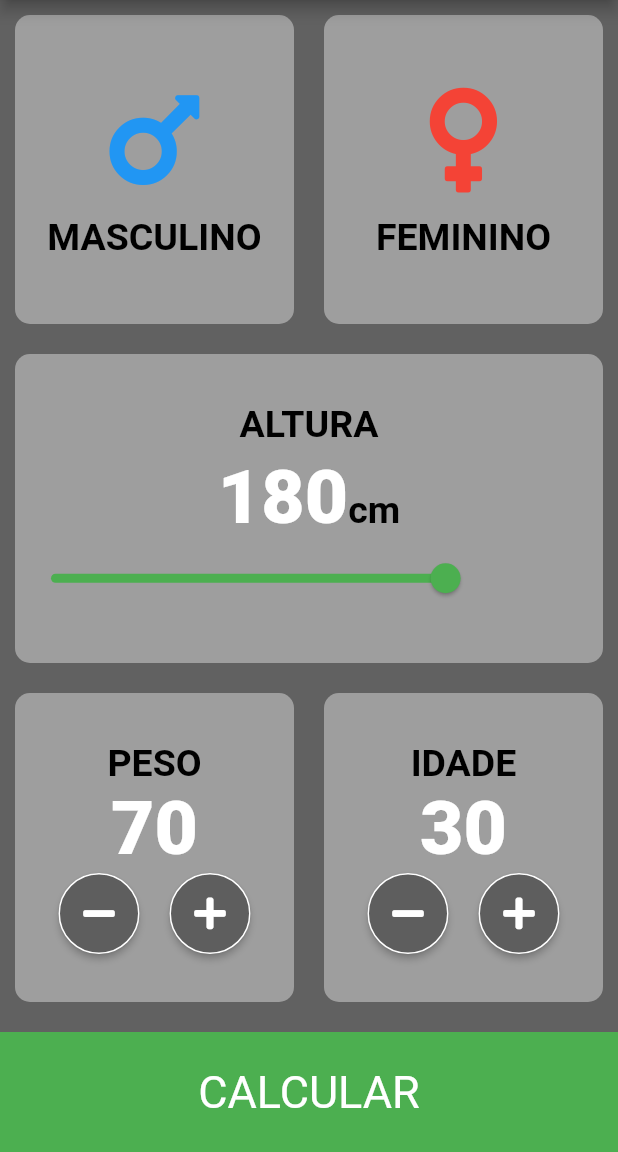
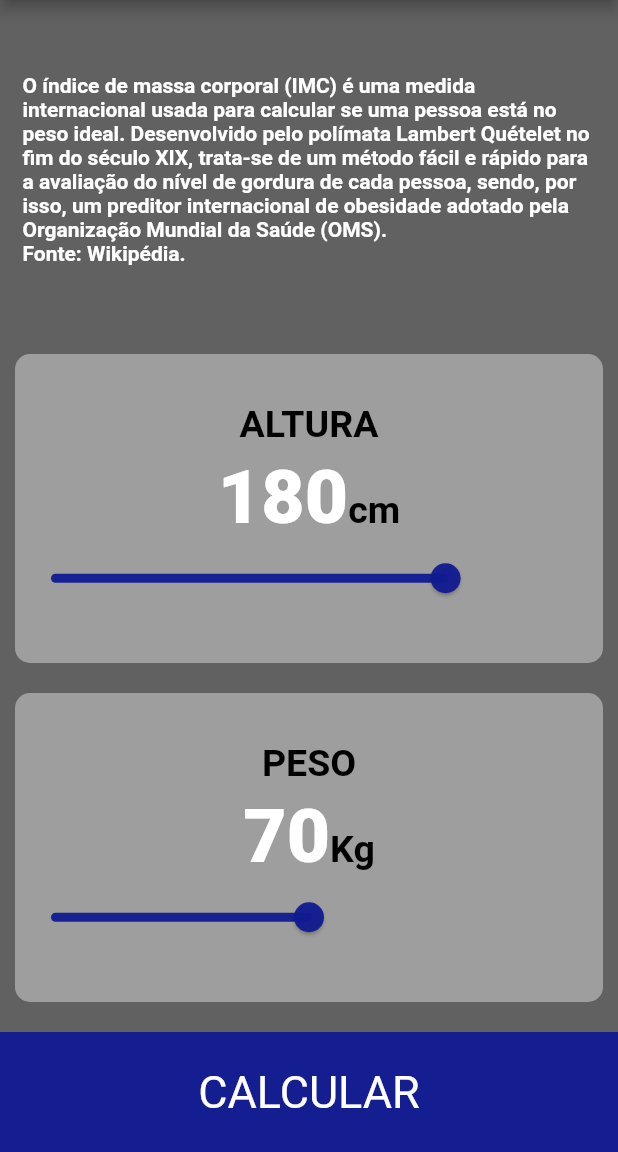
Before and after one commit to marleilson/calculadora, a Flutter app: the screen it shows after launch, on a phone screen of 412 x 824 dp, the part 84-1236 px from its top. Run offline on Flutter 3.47's test engine with Material 2 defaults, Android fonts, the phone set to English and light mode, and no system bars.

Commit message:
Finalização do projeto

```diff
--- /dev/null
+++ b/lib/calculos.dart
@@ -0,0 +1,40 @@
+import 'dart:math';
+
+//BASE DE CALCULOS IMC
+class CalculadoraIMC {
+  CalculadoraIMC({required this.altura, required this.peso});
+
+  final int altura;
+  final int peso;
+  double _imc = 0.0;
+
+  //valor IMC
+  String calcularIMC(){
+    _imc = peso / pow(altura / 100, 2);
+    return _imc.toStringAsFixed(1);
+  }
+//situação
+  String obterResultado(){
+    if (_imc >= 25.0){
+      return 'Acima do peso';
+    }else if (_imc > 18.5){
+      return 'Normal';
+    }else{
+      return 'Abaixo do peso';
+    }
+
+  }
+//orientações IMC
+  String obterInterpretacao(){
+    if (_imc >= 25.0){
+      return 'Caminhe, corra, mova-se!';
+    }else if (_imc > 18.5){
+      return 'Está normal, mas não vacila!';
+    }else{
+      return 'Bora comer né? Mas de forma saldavél!';
+    }
+
+  }
+
+
+}
--- a/lib/constantes.dart
+++ b/lib/constantes.dart
@@ -1,21 +1,39 @@
 import 'package:flutter/material.dart';
 
-const corAtivaCartaoPadrao = Colors.green;
-const corInativaCartaoPadrao = Color(0xFF9E9E9E);
-const corDosBotoes = Color(0xFF5E5E5E);
-const barrainferior = 80.0;
-const corBarrainferior = Colors.green;
-const corDoSexoMas = Colors.blue;
-const corDoSexoFem = Colors.red;
+const KcorAtivaCartaoPadrao = Color(0xFF3111b92);
+const KcorInativaCartaoPadrao = Color(0xFF9E9E9E);
+const KcorDosBotoes = Color(0xFF5E5E5E);
+const Kbarrainferior = 80.0;
+const KcorBarrainferior = Color(0xFF3111b92);
+const KcorDoSexoMas = Colors.blue;
+const KcorDoSexoFem = Colors.red;
 
 
 //estilo do componentes em branco como icons, numeros
-const styleDoTexto = TextStyle(
+const KstyleDoTexto = TextStyle(
     fontSize: 50.0,
     fontWeight: FontWeight.w900);
 
 //estilo das descrições: ALTURA, PESO, IDADE, SEXO
-const styleDaDescricao = TextStyle(
+const KstyleDaDescricao = TextStyle(
     fontSize: 25.0,
     color: Colors.black,
     fontWeight: FontWeight.w700);
+
+const KResultadoCor = TextStyle(
+  color: Colors.white,
+  fontSize: 40.0,
+  fontWeight: FontWeight.w700,
+);
+
+const KIMCCor = TextStyle(
+    color: Color(0xFF3111b92),
+    fontSize: 80.0,
+    fontWeight: FontWeight.w700,
+);
+
+const KInformacoesCor = TextStyle(
+    color: Colors.white,
+    fontSize: 20.0,
+
+);
--- a/lib/filhocartao.dart
+++ b/lib/filhocartao.dart
@@ -1,7 +1,5 @@
 import 'package:calculadora/cartaopadrao.dart';
-import 'package:calculadora/tela_principal.dart';
 import 'package:flutter/material.dart';
-import 'package:font_awesome_flutter/font_awesome_flutter.dart';
 
 class filhocartao extends StatelessWidget {
   filhocartao({required this.descricao, required this.icon, required this.corMeF, required this.corDoSexo});
--- a/lib/tela_principal.dart
+++ b/lib/tela_principal.dart
@@ -1,9 +1,9 @@
-import 'package:calculadora/filhocartao.dart';
+import 'package:calculadora/telaDeCalculo.dart';
 import 'package:flutter/material.dart';
 import 'cartaopadrao.dart';
-import 'package:font_awesome_flutter/font_awesome_flutter.dart';
 import 'package:calculadora/constantes.dart';
-import 'package:calculadora/botaoPersonalizado.dart';
+import 'package:flutter/src/widgets/navigator.dart';
+import 'package:calculadora/calculos.dart';
 
 
 enum CorSexo {
@@ -23,8 +23,6 @@ class _TelaprincipalState extends State<Telaprincipal> {
   CorSexo? sexoSelecionado;
   int altura = 180;
   int peso = 70;
-  int idade = 30;
-
 
   @override
   Widget build(BuildContext context) {
@@ -40,44 +38,21 @@ class _TelaprincipalState extends State<Telaprincipal> {
       body: Column(
         children: [
           Expanded(
-
-              child: Row(
-                children: [
-                  Expanded(
-                    child: GestureDetector(
-                      onTap: () {
-                        setState(() {
-                          sexoSelecionado = CorSexo.Masculino;
-                        });
-                      },
-                      child: filhocartao(
-                        corMeF: sexoSelecionado == CorSexo.Masculino
-                            ? corAtivaCartaoPadrao
-                            : corInativaCartaoPadrao,
-                        descricao: 'MASCULINO',
-                        icon: FontAwesomeIcons.mars,
-                        corDoSexo: corDoSexoMas,
-                      ),
-                    ),
-                  ),
-                  Expanded(
-                    child: GestureDetector(
-                      onTap: () {
-                        setState(() {
-                          sexoSelecionado = CorSexo.Feminino;
-                        });
-                      },
-                      child: filhocartao(
-                        corMeF: sexoSelecionado == CorSexo.Feminino
-                            ? corAtivaCartaoPadrao
-                            : corInativaCartaoPadrao,
-                        descricao: 'FEMININO',
-                        icon: FontAwesomeIcons.venus,
-                        corDoSexo: corDoSexoFem,
-                      ),
-                    ),
+            flex: 1,
+            child: Container(
+              padding: EdgeInsets.all(15.0),
+              child: Column(
+                mainAxisAlignment: MainAxisAlignment.spaceAround,
+                children: const [
+                  Text(
+                    'O índice de massa corporal (IMC) é uma medida internacional usada para calcular se uma pessoa está no peso ideal.'
+                        ' Desenvolvido pelo polímata Lambert Quételet no fim do século XIX, trata-se de um método fácil e rápido para a avaliação do nível de gordura de cada pessoa, sendo, por isso, um preditor internacional de obesidade adotado pela Organização Mundial da Saúde (OMS).'
+                        '\nFonte: Wikipédia.',
+                    style: TextStyle(fontWeight: FontWeight.bold),
                   ),
                 ],
+              ),
+
             ),
           ),
           Expanded(
@@ -87,11 +62,11 @@ class _TelaprincipalState extends State<Telaprincipal> {
                   child: CartaoPadrao(
                     filhoCartao: Column(
                       mainAxisAlignment: MainAxisAlignment.center,
-                      children:[
-                        Text('ALTURA',
-                        style: styleDaDescricao,
+                      children: [
+                        const Text('ALTURA',
+                          style: KstyleDaDescricao,
                         ),
-                        SizedBox(
+                        const SizedBox(
                           height: 5,
                         ),
                         Row(
@@ -100,17 +75,17 @@ class _TelaprincipalState extends State<Telaprincipal> {
                           textBaseline: TextBaseline.alphabetic,
                           children: [
                             Text(altura.toString(),
-                                style:styleDoTexto,
+                              style: KstyleDoTexto,
                             ),
-                            Text('cm',
-                              style: styleDaDescricao,
+                            const Text('cm',
+                              style: KstyleDaDescricao,
                             )
                             //Text(data),
                           ],
                         ),
                         Slider(
-                          activeColor: corAtivaCartaoPadrao,
-                          inactiveColor: corInativaCartaoPadrao,
+                          activeColor: KcorAtivaCartaoPadrao,
+                          inactiveColor: KcorInativaCartaoPadrao,
                           onChanged: (double novoValorAltura) {
                             setState(() {
                               altura = novoValorAltura.round();
@@ -122,7 +97,7 @@ class _TelaprincipalState extends State<Telaprincipal> {
                         ),
                       ],
                     ),
-                    cor: corInativaCartaoPadrao,
+                    cor: KcorInativaCartaoPadrao,
                   ),
                 ),
               ],
@@ -130,138 +105,82 @@ class _TelaprincipalState extends State<Telaprincipal> {
           ),
           Expanded(
             child: Row(
-                children: [
-                  Expanded(
+              children: [Expanded(
                 child: CartaoPadrao(
-                      cor: corInativaCartaoPadrao,
                   filhoCartao: Column(
                     mainAxisAlignment: MainAxisAlignment.center,
                     children: [
-                          Text('PESO',
-                          style: styleDaDescricao,
+                      const Text('PESO',
+                        style: KstyleDaDescricao,
                       ),
-                          Text(peso.toString(),
-                          style: styleDoTexto,
+                      const SizedBox(
+                        height: 5,
                       ),
                       Row(
-                            crossAxisAlignment: CrossAxisAlignment.center,
                         mainAxisAlignment: MainAxisAlignment.center,
+                        crossAxisAlignment: CrossAxisAlignment.baseline,
+                        textBaseline: TextBaseline.alphabetic,
                         children: [
-                              ElevatedButton(
-                                style: ElevatedButton.styleFrom(
-                               backgroundColor: corDosBotoes,
-                               shape: CircleBorder(),
-                               padding: EdgeInsets.all(15),
-                               side: BorderSide(color: Colors.white)
+                          Text(peso.toString(),
+                            style: KstyleDoTexto,
                           ),
-                                onPressed: () {
+                          const Text('Kg',
+                            style: KstyleDaDescricao,
+                          )
+                          //Text(data),
+                        ],
+                      ),
+                      Slider(
+                        activeColor: KcorAtivaCartaoPadrao,
+                        inactiveColor: KcorInativaCartaoPadrao,
+                        onChanged: (double novoValorPeso) {
                           setState(() {
-                                    peso--;
+                            peso = novoValorPeso.round();
                           });
                         },
-                              child: Icon(FontAwesomeIcons.minus
-                                ,
-                              ),
-                              ),
-                              SizedBox(
-                                width: 10,
-                              ),
-                              ElevatedButton(
-                                style: ElevatedButton.styleFrom(
-                                  backgroundColor: corDosBotoes,
-                                  shape: CircleBorder(),
-                                  padding: EdgeInsets.all(15),
-                                  side: BorderSide(color: Colors.white)
-                                ),
-                                onPressed: () {
-                                  setState(() {
-                                    peso++;
-                                  });
-                                },
-                                child: Icon(FontAwesomeIcons.plus
-                                  ,
-                                ),
+                        value: peso.toDouble(),
+                        min: 0.0,
+                        max: 140.0,
                       ),
                     ],
                   ),
-                        ],
-                      ),
-                    ),
-                  ),
-                  Expanded(
-                    child: CartaoPadrao(
-                      cor: corInativaCartaoPadrao,
-                      filhoCartao: Column(
-                        mainAxisAlignment: MainAxisAlignment.center,
-                        children: [
-                          Text('IDADE',
-                            style: styleDaDescricao,
-                          ),
-                          Text(idade.toString(),
-                            style: styleDoTexto,
-                          ),
-                          Row(
-                            crossAxisAlignment: CrossAxisAlignment.center,
-                            mainAxisAlignment: MainAxisAlignment.center,
-                            children: [
-                              ElevatedButton(
-                                style: ElevatedButton.styleFrom(
-                                  backgroundColor: corDosBotoes,
-                                  shape: CircleBorder(),
-                                  padding: EdgeInsets.all(15),
-                                  side: BorderSide(color: Colors.white)
-                                ),
-                                onPressed: () {
-                                  setState(() {
-                                    idade--;
-                                  });
-                                },
-                                child: Icon(FontAwesomeIcons.minus
-                                  ,
-                                ),
-                              ),
-                              const SizedBox(
-                                width: 10,
-                              ),
-                              ElevatedButton(
-                                style: ElevatedButton.styleFrom(
-                                  backgroundColor: corDosBotoes,
-                                  shape: CircleBorder(),
-                                  padding: EdgeInsets.all(15),
-                                  side: BorderSide(color: Colors.white)
-                                ),
-                                onPressed: () {
-                                  setState(() {
-                                    idade++;
-                                  });
-                                },
-                                child: Icon(FontAwesomeIcons.plus
-                                  ,
-                                ),
-                              ),
-                            ],
-                          ),
-                        ],
-                      ),
+                  cor: KcorInativaCartaoPadrao,
                 ),
               ),
               ],
             ),
           ),
-            Container(
+          GestureDetector(
+            onTap: () {
+
+              CalculadoraIMC calc = new CalculadoraIMC(altura: altura, peso: peso);
+
+              Navigator.push(context, MaterialPageRoute(builder: (context)
+              => new TelaDeResultado(
+                valorIMC: calc.calcularIMC(),
+                situacaoIMC: calc.obterResultado(),
+                orientacaoIMC: calc.obterInterpretacao(),
+
+              ),
+              ),
+              );
+            },
+            child: Container(
               alignment: Alignment.center,
               margin: EdgeInsets.only(top: 10),
-              color: corBarrainferior,
+              color: KcorBarrainferior,
               width: double.infinity,
-              height: barrainferior,
-              child: Text(
-                'CALCULAR',
+              height: Kbarrainferior,
+              child: Text('CALCULAR',
+
                 style: TextStyle(
                   fontSize: 30,
                 ),
               ),
             ),
+          )
         ],
-        ));
+      ),
+    );
   }
 }
```
Also changed, not shown: lib/telaDeCalculo.dart (added, +76 -0 lines). Lines whose indentation alone changed are shown as unchanged.
